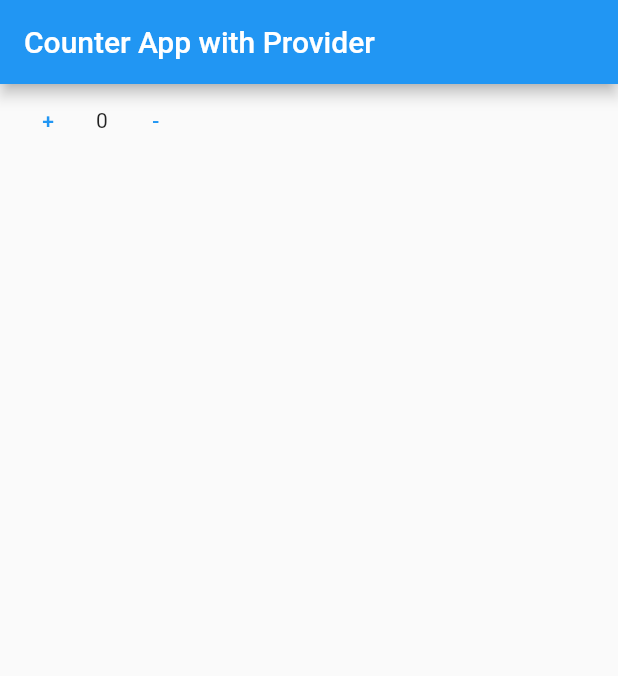
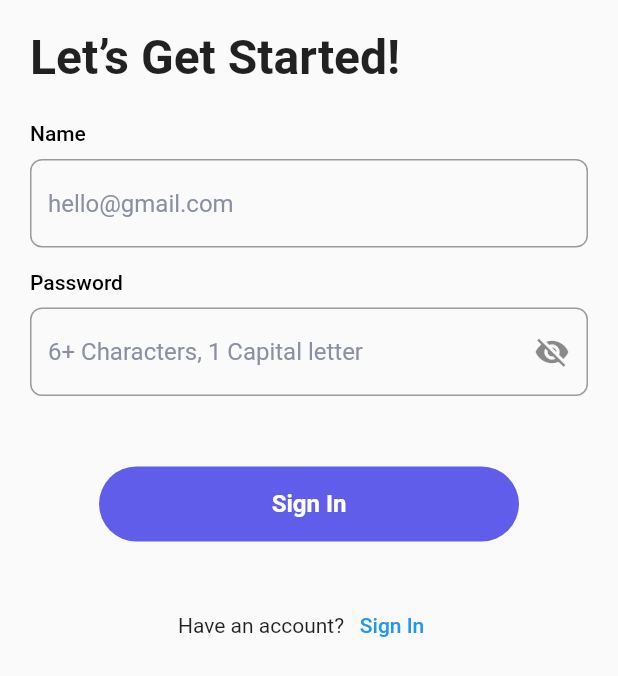
Before and after one commit to maheshmobileApp/IARE-FLutter-Project, a Flutter app: the screen it shows after launch, on a phone screen of 412 x 824 dp. Shown: the top 676 px of the screen. Run offline on Flutter 3.47's test engine with Material 2 defaults, Android fonts, the phone set to English and light mode, and no system bars; our stand-ins replace dio, firebase_auth, firebase_core; missing offline and left inert: flutter_overlay_loader; accounts and stored records are empty.

Commit message:
firebase

```diff
--- /dev/null
+++ b/lib/Firebase/FirebaseSigin.dart
@@ -0,0 +1,192 @@
+import 'package:firebase_auth/firebase_auth.dart';
+import 'package:flutter/material.dart';
+import 'package:flutter/widgets.dart';
+
+import '../Signup/SignUpStyle.dart';
+
+class FirebaseSignIn extends StatefulWidget {
+  const FirebaseSignIn({super.key});
+
+  @override
+  State<FirebaseSignIn> createState() => _FirebaseSignUpState();
+}
+
+class _FirebaseSignUpState extends State<FirebaseSignIn> {
+  bool isVisible = true;
+  TextEditingController _emailTextField = TextEditingController();
+  TextEditingController _passwordTextField = TextEditingController();
+  @override
+  Widget build(BuildContext context) {
+    return Scaffold(
+      backgroundColor: Color.fromRGBO(250, 250, 250, 1),
+      body: Padding(
+        padding: const EdgeInsets.symmetric(horizontal: 20),
+        child: Container(
+          child: Column(
+              mainAxisAlignment: MainAxisAlignment.start,
+              crossAxisAlignment: CrossAxisAlignment.start,
+              children: [
+                spaceWidget(height: 19),
+                Text("Let’s Get Started!", style: letStartStyle),
+                spaceWidget(height: 24),
+                Text(
+                  "Name",
+                  style: titleStyle,
+                ),
+                spaceWidget(height: 9),
+                TextFormField(
+                    controller: _emailTextField,
+                    decoration: textFieldDecoration("hello@gmail.com")),
+                spaceWidget(),
+                Text(
+                  "Password",
+                  style: titleStyle,
+                ),
+                spaceWidget(height: 9),
+                TextFormField(
+                  controller: _passwordTextField,
+                  obscureText: isVisible,
+                  decoration: InputDecoration(
+                      hintText: "6+ Characters, 1 Capital letter",
+                      suffixIcon: InkWell(
+                        onTap: () {
+                          setState(() {
+                            isVisible = !isVisible;
+                          });
+                        },
+                        child: Container(
+                          child: !isVisible
+                              ? Icon(Icons.visibility)
+                              : Icon(Icons.visibility_off),
+                        ),
+                      ),
+                      hintStyle: hintTextStyle,
+                      border: OutlineInputBorder(
+                          borderRadius: BorderRadius.all(Radius.circular(8)))),
+                  // decoration:
+                  //     textFieldDecoration("6+ Characters, 1 Capital letter")
+                ),
+                spaceWidget(),
+                Column(
+                  children: [
+                    Padding(
+                      padding: const EdgeInsets.symmetric(vertical: 24),
+                      child: TextButton(
+                          onPressed: () {
+                            signInTheUser();
+                          },
+                          child: Container(
+                              alignment: Alignment.center,
+                              width: 280,
+                              height: 50,
+                              child: Text("Sign In", style: buttonTextStyle),
+                              decoration: BoxDecoration(
+                                  color: Color.fromARGB(500, 89, 86, 233),
+                                  borderRadius:
+                                      BorderRadius.all(Radius.circular(100))))),
+                    ),
+                    Row(
+                      mainAxisAlignment: MainAxisAlignment.center,
+                      children: [
+                        Text("Have an account?"),
+                        TextButton(
+                          onPressed: () {},
+                          child: Container(
+                            child: Text("Sign In"),
+                          ),
+                        )
+                      ],
+                    ),
+                  ],
+                )
+              ]),
+        ),
+      ),
+    );
+  }
+
+  Widget spaceWidget({double height = 15}) {
+    return SizedBox(
+      height: height,
+    );
+  }
+
+  InputDecoration textFieldDecoration(String hintText) {
+    return InputDecoration(
+        hintText: hintText,
+        hintStyle: hintTextStyle,
+        border: OutlineInputBorder(
+            borderRadius: BorderRadius.all(Radius.circular(8))));
+  }
+
+  void signInTheUser() async {
+    try {
+      final response = await FirebaseAuth.instance.signInWithEmailAndPassword(
+          email: _emailTextField.text, password: _passwordTextField.text);
+      showAlertMessage("User sign success");
+    } on FirebaseAuthException catch (e) {
+      if (e.code == 'user-not-found') {
+        print('No user found for that email.');
+        showAlertMessage("No user found for that email.");
+      } else if (e.code == 'wrong-password') {
+        print('Wrong password provided for that user.');
+        showAlertMessage("Wrong password provided for that user.");
+      }
+    } catch (e) {
+      print(e);
+      showAlertMessage("${e.toString()}");
+    }
+
+    // if (response.statusCode == 200) {
+    //   print(response.data);
+    //   final statusValue = response.data["status"] ?? 100;
+    //   if (statusValue == 200) {
+    //     //registration success
+    //     Navigator.pushNamed(context, "/todoTask");
+    //   } else {
+    //     //registration fail
+    //   }
+    //   showAlertMessage(response.data["message"] ?? "");
+    //   //{status: 200, message: user registered successfully}
+    // } else {}
+  }
+
+  showAlertMessage(String message) {
+    final alert = AlertDialog(
+      actions: [
+        TextButton(
+            onPressed: () {
+              Navigator.pop(context);
+            },
+            child: Text("Ok"))
+      ],
+      title: Text("Alert!"),
+      content: Text(message),
+    );
+
+    showDialog(
+      context: context,
+      builder: (context) {
+        return alert;
+      },
+    );
+  }
+}
+
+/*
+splash -> login -> home
+splash -> home
+
+
+news-
+
+title
+subtitle
+image attachment -> storate
+
+firestore
+
+
+news get
+
+ */
--- a/pubspec.yaml
+++ b/pubspec.yaml
@@ -38,6 +38,10 @@ dependencies:
   dio: ^5.3.2
   flutter_overlay_loader: ^2.0.0
   provider: ^6.0.5
+  firebase_core: ^2.18.0
+  firebase_auth: ^4.11.0
+  cloud_firestore: ^4.11.0
+  firebase_storage: ^11.3.1
 
 
 
```
Also changed, not shown: lib/Firebase/FirebaseSignup.dart (added, +175 -0 lines), lib/Firebase/NewsCreation.dart (added, +13 -0 lines), lib/main.dart (+14 -3 lines), lib/Firebase/GetNews.dart (added), lib/firebase_options.dart (added), pubspec.lock, 19 other files.
